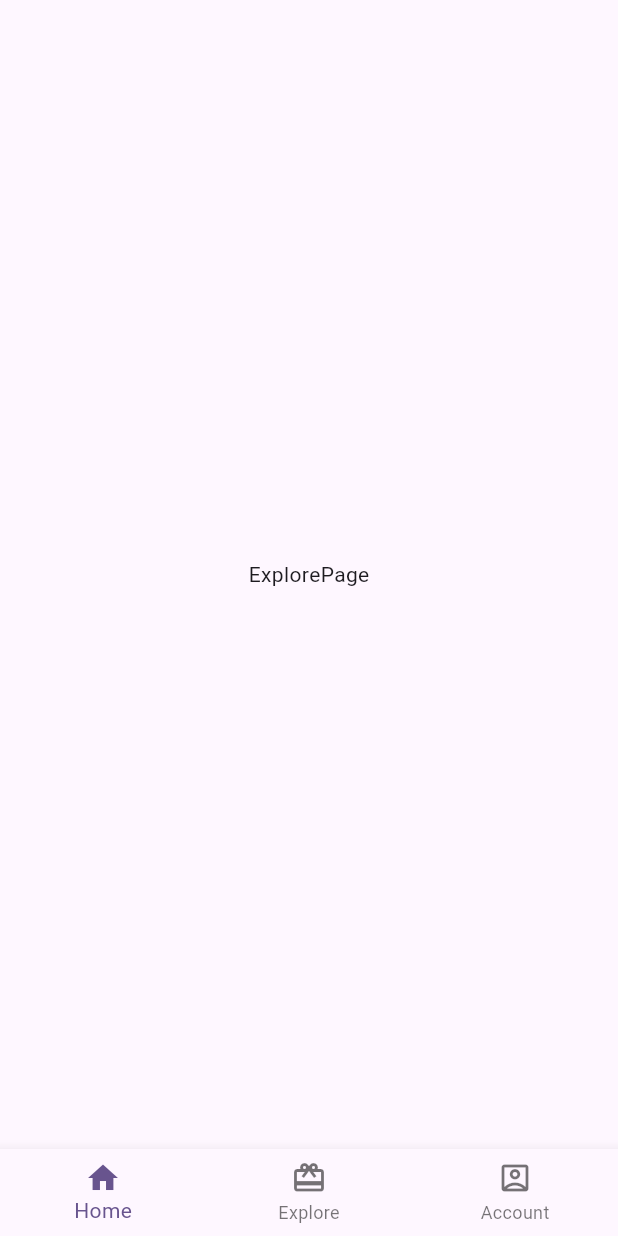
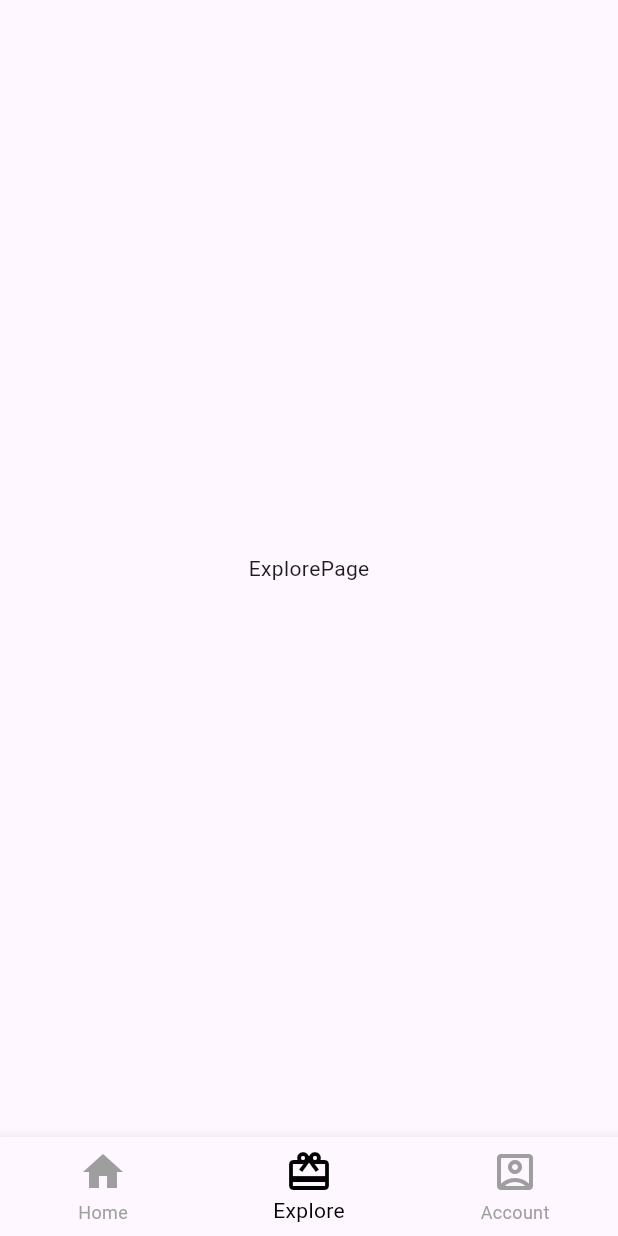
Before and after one commit to siraajul/panels, a Flutter app: the screen it shows after launch, item 2 of the bottom bar chosen, on a phone screen of 412 x 824 dp. Run offline on Flutter 3.47's test engine with Material 3 defaults, Android fonts, the phone set to English and light mode, and no system bars.

```diff
--- a/lib/pages/main_page.dart
+++ b/lib/pages/main_page.dart
@@ -33,6 +33,11 @@ class _MainPageState extends State<MainPage> {
         children: _pages,
       ),
       bottomNavigationBar: BottomNavigationBar(
+        type: BottomNavigationBarType.fixed,
+          fixedColor: Colors.black,
+          unselectedItemColor: Colors.grey,
+          iconSize: 32,
+          currentIndex: _currentIndex,
           onTap: (index) {
             setState(() {
               _currentIndex = index;
@@ -41,6 +46,7 @@ class _MainPageState extends State<MainPage> {
           items: const [
             BottomNavigationBarItem(icon: Icon(Icons.home), label: 'Home'),
             BottomNavigationBarItem(
+
                 icon: Icon(Icons.card_giftcard), label: 'Explore'),
             BottomNavigationBarItem(
                 icon: Icon(Icons.account_box_outlined), label: 'Account')
```
